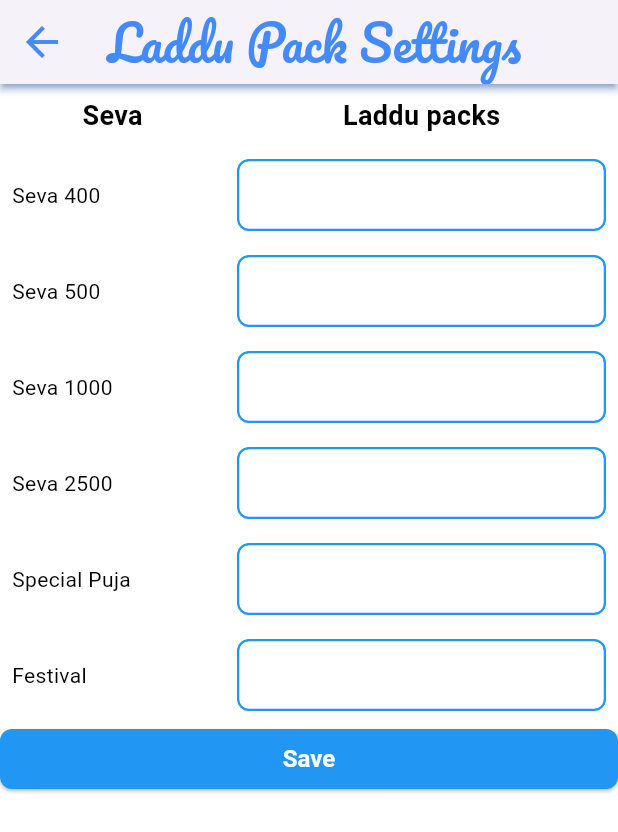
After one commit to jayantadn/vkhillseva, a Flutter app: the screen it shows after launch, after a tap on the "settings" icon, on a phone screen of 412 x 824 dp. The commit adds this screen. Shown: the top 832 px of the screen. Run offline on Flutter 3.47's test engine with Material 3 defaults, Android fonts, the phone set to English and light mode, and no system bars; our stand-ins replace firebase_core, firebase_database, fl_chart, flutter_typeahead, fluttertoast, google_fonts and 6 more; accounts and stored records are empty.

Commit message:
settings page

```diff
--- a/lib/nitya_seva/laddu/laddu.dart
+++ b/lib/nitya_seva/laddu/laddu.dart
@@ -3,6 +3,7 @@ import 'package:vkhillseva/nitya_seva/laddu/avilability_bar.dart';
 import 'package:vkhillseva/nitya_seva/laddu/datatypes.dart';
 import 'package:vkhillseva/nitya_seva/laddu/fbl.dart';
 import 'package:vkhillseva/nitya_seva/laddu/laddu_calc.dart';
+import 'package:vkhillseva/nitya_seva/laddu/laddu_settings.dart';
 import 'package:vkhillseva/nitya_seva/laddu/log.dart';
 import 'package:vkhillseva/nitya_seva/laddu/service_select.dart';
 import 'package:vkhillseva/nitya_seva/laddu/summary.dart';
@@ -180,6 +181,17 @@ class _LadduSevaState extends State<LadduMain> {
     return Scaffold(
       appBar: AppBar(
         title: Text('Laddu Seva'),
+        actions: [
+          IconButton(
+            icon: Icon(Icons.settings),
+            onPressed: () async {
+              Navigator.push(
+                context,
+                MaterialPageRoute(builder: (context) => LadduSettings()),
+              );
+            },
+          ),
+        ],
       ),
       body: RefreshIndicator(
         onRefresh: refresh,
--- /dev/null
+++ b/lib/nitya_seva/laddu/laddu_settings.dart
@@ -0,0 +1,270 @@
+import 'package:flutter/material.dart';
+import 'package:vkhillseva/common/const.dart';
+import 'package:vkhillseva/common/fb.dart';
+import 'package:vkhillseva/common/utils.dart';
+import 'package:vkhillseva/nitya_seva/laddu/datatypes.dart';
+import 'package:vkhillseva/nitya_seva/laddu/fbl.dart';
+import 'package:vkhillseva/nitya_seva/laddu/utils.dart';
+import 'package:vkhillseva/common/toaster.dart';
+import 'package:vkhillseva/nitya_seva/session.dart';
+
+class LadduSettings extends StatefulWidget {
+  const LadduSettings({super.key});
+
+  @override
+  _LadduSettingsState createState() => _LadduSettingsState();
+}
+
+class _LadduSettingsState extends State<LadduSettings> {
+  List<TextEditingController> _controllersPushpanjali = [];
+  List<TextEditingController> _controllersOtherSeva = [];
+  List<TextEditingController> _controllerMisc = [];
+  final TextEditingController _controllerNote = TextEditingController();
+  final TextEditingController _controllerTitle = TextEditingController();
+
+  int _totalLadduPacks = 0;
+  final List<String> _misc = ["Miscellaneous"];
+  bool _isLoading = false;
+
+  // ignore: prefer_final_fields
+  List<Map<String, int>> _pushpanjaliTickets = [
+    // do not delete the default values
+    {'amount': 400, 'ladduPacks': 1},
+    {'amount': 500, 'ladduPacks': 1},
+    {'amount': 1000, 'ladduPacks': 2},
+    {'amount': 2500, 'ladduPacks': 3},
+  ];
+
+  // ignore: prefer_final_fields
+  List<Map<String, dynamic>> _otherSevaTickets = [
+    // do not delete the default values
+    {
+      'name': "Special Puja",
+      'amount': 0,
+      'ladduPacks': 1,
+    },
+    {
+      'name': "Festival",
+      'amount': 500,
+      'ladduPacks': 2,
+    },
+  ];
+
+  @override
+  void initState() {
+    super.initState();
+
+    List<int?> pushpanjaliTickets = [];
+    List amountsList = Const().nityaSeva['amounts'] as List;
+    for (var amountRaw in amountsList) {
+      Map<String, dynamic> amountMap = Map<String, dynamic>.from(amountRaw);
+      pushpanjaliTickets.add(int.parse(amountMap.keys.first));
+    }
+    // List<int?> pushpanjaliTickets =
+    // _pushpanjaliTickets.map((e) => e['amount']).toList();
+
+    // default populate the controllers
+    _controllersPushpanjali = List.generate(
+        pushpanjaliTickets.length, (index) => TextEditingController());
+    _controllersOtherSeva = List.generate(
+        _otherSevaTickets.length, (index) => TextEditingController());
+    _controllerMisc =
+        List.generate(_misc.length, (index) => TextEditingController());
+
+    _refresh();
+  }
+
+  Future<void> _refresh() async {
+    // load settings from fb
+    List pushpanjaliTicketsRaw = await FB().getValue(
+      path: "Settings/LadduDistribution/LadduPackMultiplier/Pushpanjali",
+    );
+    _pushpanjaliTickets.clear();
+    for (var ticket in pushpanjaliTicketsRaw) {
+      _pushpanjaliTickets.add(Map<String, int>.from(ticket));
+    }
+    List otherSevaTicketsRaw = await FB().getValue(
+      path: "Settings/LadduDistribution/LadduPackMultiplier/OtherSevas",
+    );
+    _otherSevaTickets.clear();
+    for (var ticket in otherSevaTicketsRaw) {
+      _otherSevaTickets.add(Map<String, dynamic>.from(ticket));
+    }
+
+    // assuming that all sequences are correct
+    setState(() {
+      // controllers for pushpanjali
+      for (int i = 0; i < _pushpanjaliTickets.length; i++) {
+        int multiplier = _pushpanjaliTickets[i]['ladduPacks']!;
+        _controllersPushpanjali[i].text = multiplier.toString();
+      }
+
+      // controllers for other seva
+      for (int i = 0; i < _otherSevaTickets.length; i++) {
+        int multiplier = _otherSevaTickets[i]['ladduPacks']!;
+        _controllersOtherSeva[i].text = multiplier.toString();
+      }
+    });
+  }
+
+  Widget _createTable() {
+    List<int?> pushpanjaliTickets =
+        _pushpanjaliTickets.map((e) => e['amount']).toList();
+
+    return Table(
+      columnWidths: {
+        0: FixedColumnWidth(150.0),
+      },
+      children: [
+        // Table header
+        TableRow(
+          children: [
+            // seva header
+            TableCell(
+              verticalAlignment:
+                  TableCellVerticalAlignment.middle, // Center vertically
+              child: Padding(
+                padding: const EdgeInsets.all(8.0),
+                child: Center(
+                  child: Text(
+                    'Seva',
+                    style: TextStyle(
+                      fontWeight: FontWeight.bold,
+                      fontSize: 18.0, // Increase font size
+                    ),
+                  ),
+                ),
+              ),
+            ),
+
+            // tickets header
+            TableCell(
+              verticalAlignment:
+                  TableCellVerticalAlignment.middle, // Center vertically
+              child: Padding(
+                padding: const EdgeInsets.all(8.0),
+                child: Center(
+                  child: Text(
+                    'Laddu packs',
+                    style: TextStyle(
+                      fontWeight: FontWeight.bold,
+                      fontSize: 18.0, // Increase font size
+                    ),
+                  ),
+                ),
+              ),
+            ),
+          ],
+        ),
+
+        // Table rows for pushpanjali
+        for (int i = 0; i < _pushpanjaliTickets.length; i++)
+          TableRow(
+            children: [
+              // seva cell
+              TableCell(
+                verticalAlignment:
+                    TableCellVerticalAlignment.middle, // Center vertically
+                child: Padding(
+                  padding: const EdgeInsets.all(8.0),
+                  child: Align(
+                    alignment: Alignment.centerLeft,
+                    child: Text('Seva ${pushpanjaliTickets[i]}'),
+                  ),
+                ),
+              ),
+
+              // number of tickets
+              TableCell(
+                verticalAlignment:
+                    TableCellVerticalAlignment.middle, // Center vertically
+                child: Padding(
+                  padding: const EdgeInsets.all(8.0),
+                  child: Center(
+                    child: TextField(
+                      controller: _controllersPushpanjali[i],
+                      keyboardType: TextInputType.number,
+                      textAlign: TextAlign.center,
+                      decoration: InputDecoration(
+                        border: OutlineInputBorder(),
+                        contentPadding: EdgeInsets.symmetric(
+                            vertical: 8.0, horizontal: 8.0),
+                      ),
+                    ),
+                  ),
+                ),
+              ),
+            ],
+          ),
+
+        // Table rows for other sevas
+        for (int i = 0; i < _otherSevaTickets.length; i++)
+          TableRow(
+            children: [
+              // seva cell
+              TableCell(
+                verticalAlignment:
+                    TableCellVerticalAlignment.middle, // Center vertically
+                child: Padding(
+                  padding: const EdgeInsets.all(8.0),
+                  child: Align(
+                    alignment: Alignment.centerLeft,
+                    child: Text("${_otherSevaTickets[i]['name']}"),
+                  ),
+                ),
+              ),
+
+              // number of tickets for other Seva
+              TableCell(
+                verticalAlignment:
+                    TableCellVerticalAlignment.middle, // Center vertically
+                child: Padding(
+                  padding: const EdgeInsets.all(8.0),
+                  child: Center(
+                    child: TextField(
+                      controller: _controllersOtherSeva[i],
+                      keyboardType: TextInputType.number,
+                      textAlign: TextAlign.center,
+                      decoration: InputDecoration(
+                        border:
+                            OutlineInputBorder(), // Add border around the text field
+                        contentPadding: EdgeInsets.symmetric(
+                            vertical: 8.0,
+                            horizontal: 8.0), // Reduce vertical height
+                      ),
+                    ),
+                  ),
+                ),
+              ),
+            ],
+          ),
+      ],
+    );
+  }
+
+  Future<void> _onpressSave() async {}
+
+  @override
+  Widget build(BuildContext context) {
+    return Scaffold(
+      appBar: AppBar(
+        title: Text('Laddu Pack Settings'),
+      ),
+      body: RefreshIndicator(
+        onRefresh: _refresh,
+        child: ListView(
+          children: [
+            // table of entries
+            _createTable(),
+
+            // serve button
+            ElevatedButton(
+              onPressed: _isLoading ? null : _onpressSave,
+              child: _isLoading ? CircularProgressIndicator() : Text('Save'),
+            ),
+          ],
+        ),
+      ),
+    );
+  }
+}
--- a/lib/nitya_seva/laddu/serve.dart
+++ b/lib/nitya_seva/laddu/serve.dart
@@ -96,17 +96,18 @@ class _ServeState extends State<Serve> {
     if (widget.serve != null) {
       // assuming that all sequences are correct
 
-      // controllers for pushpanjali
+      // controllers for other seva
       for (int i = 0; i < widget.serve!.packsOtherSeva.length; i++) {
-        int divider = _otherSevaTickets[i]['ladduPacks']!;
-        int value = widget.serve!.packsOtherSeva[i].values.first ~/ divider;
+        int multiplier = _otherSevaTickets[i]['ladduPacks']!;
+        int value = widget.serve!.packsOtherSeva[i].values.first ~/ multiplier;
         _controllersOtherSeva[i].text = value.toString();
       }
 
-      // controllers for other sevas
+      // controllers for pushpanjali
       for (int i = 0; i < widget.serve!.packsPushpanjali.length; i++) {
-        int divider = _pushpanjaliTickets[i]['ladduPacks']!;
-        int value = widget.serve!.packsPushpanjali[i].values.first ~/ divider;
+        int multiplier = _pushpanjaliTickets[i]['ladduPacks']!;
+        int value =
+            widget.serve!.packsPushpanjali[i].values.first ~/ multiplier;
         _controllersPushpanjali[i].text =
             value.toString(); // assuming that there is only one key-value pair
       }
```
